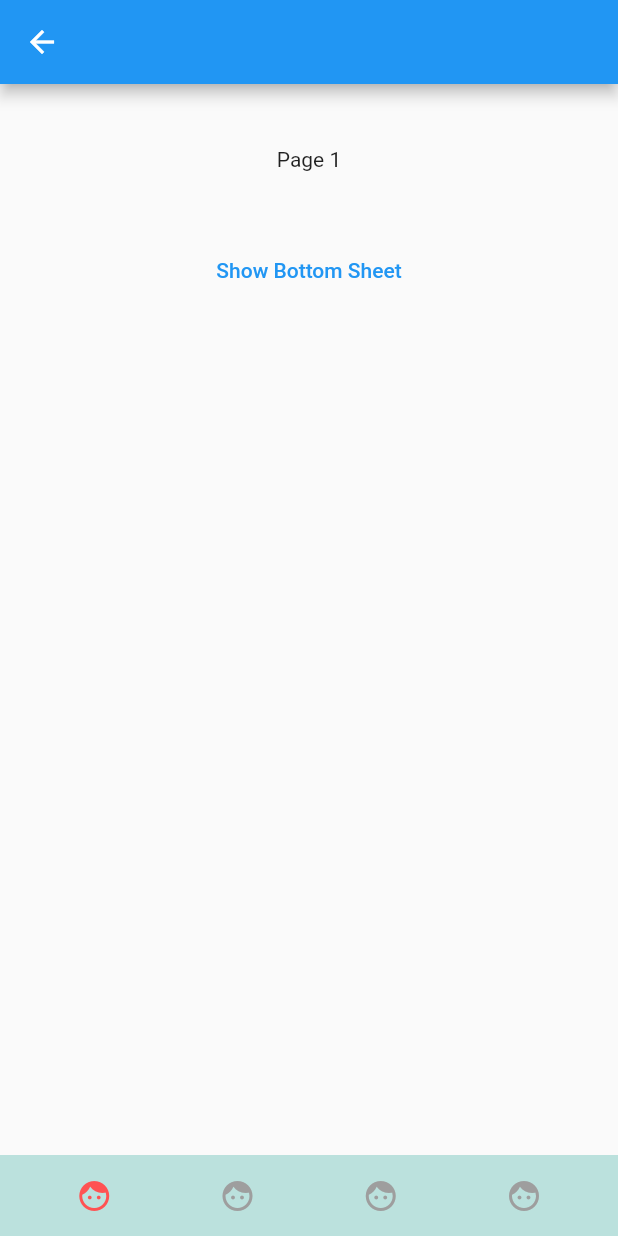
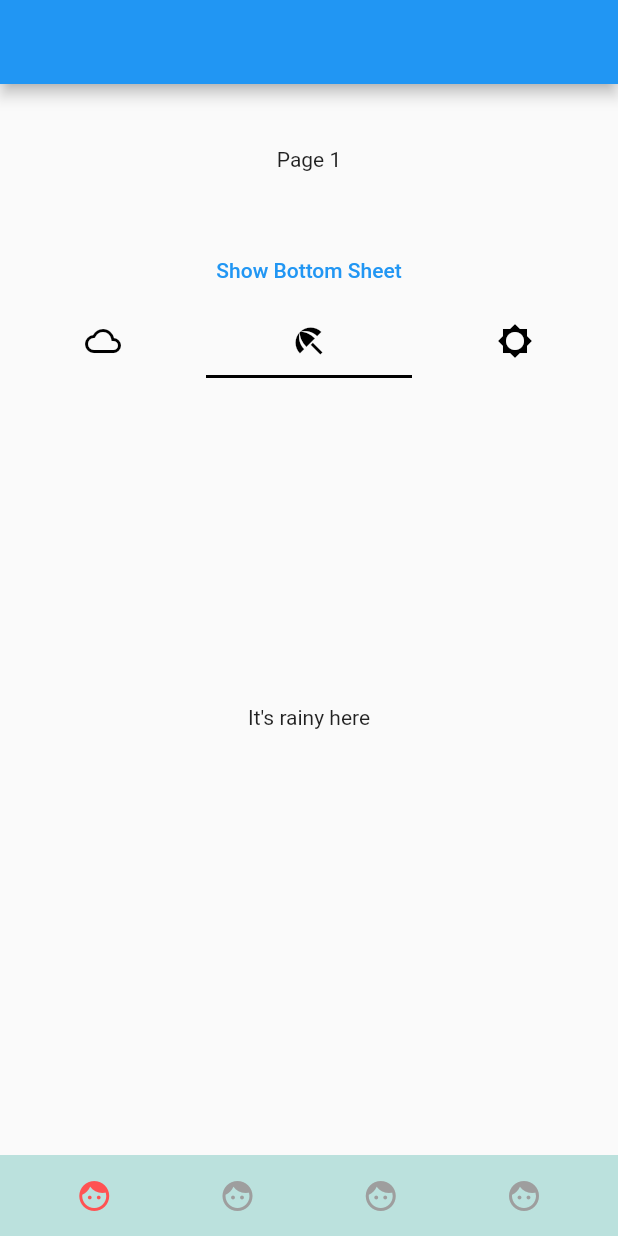
Before and after one commit to mwiguna/belajar_flutter_dasar, a Flutter app: the BottomNavPage screen opened directly, on a phone screen of 412 x 824 dp. Run offline on Flutter 3.47's test engine with Material 2 defaults, Android fonts, the phone set to English and light mode, and no system bars; our stand-ins replace flutter_html, material_design_icons_flutter, video_player, webview_flutter; network calls fail.

Commit message:
materi bottom & tab

```diff
--- a/lib/main.dart
+++ b/lib/main.dart
@@ -26,7 +26,7 @@ class MyApp extends StatelessWidget {
   Widget build(BuildContext context) {
     return MaterialApp(
       debugShowCheckedModeBanner: false,
-      home: IGHome()
+      home: BottomNavPage()
     );
   }
 }
--- a/lib/materi/bottom_nav_page.dart
+++ b/lib/materi/bottom_nav_page.dart
@@ -9,6 +9,12 @@ class PageOne extends StatefulWidget {
 }
 
 class _PageOneState extends State<PageOne> {
+
+  @override
+  void initState() {
+    super.initState();
+  }
+
   @override
   Widget build(BuildContext context) {
     return Column(
@@ -47,7 +53,37 @@ class _PageOneState extends State<PageOne> {
 
           },
           child: Text("Show Bottom Sheet"),
-        )
+        ),
+
+        DefaultTabController(
+          initialIndex: 1,
+          length: 3,
+          child: Container(
+            height: 500,
+            child: Column(
+              children: [
+                TabBar(
+                  indicatorColor: Colors.black,
+                  tabs: [
+                    Tab(icon: Icon(Icons.cloud_outlined, color: Colors.black)),
+                    Tab(icon: Icon(Icons.beach_access_sharp, color: Colors.black)),
+                    Tab(icon: Icon(Icons.brightness_5_sharp, color: Colors.black)),
+                  ],
+                ),
+                Expanded(
+                  child: TabBarView(
+                    children: [
+                      Center(child: Text("It's cloudy here")),
+                      Center(child: Text("It's rainy here")),
+                      Center(child: Text("It's sunny here")),
+                    ],
+                  ),
+                ),
+              ],
+            ),
+          ),
+        ),
+
       ],
     );
   }
--- a/lib/ujian2/ig_shop.dart
+++ b/lib/ujian2/ig_shop.dart
@@ -108,6 +108,8 @@ class _IGShopState extends State<IGShop> {
     );
   }
 
+}
+
 Widget labelShop(String label){
   return Padding(
     padding: const EdgeInsets.only(right: 5, left: 5),
@@ -121,4 +123,3 @@ class _IGShopState extends State<IGShop> {
     ),
   );
 }
-}
```
Lines whose indentation alone changed are shown as unchanged.
